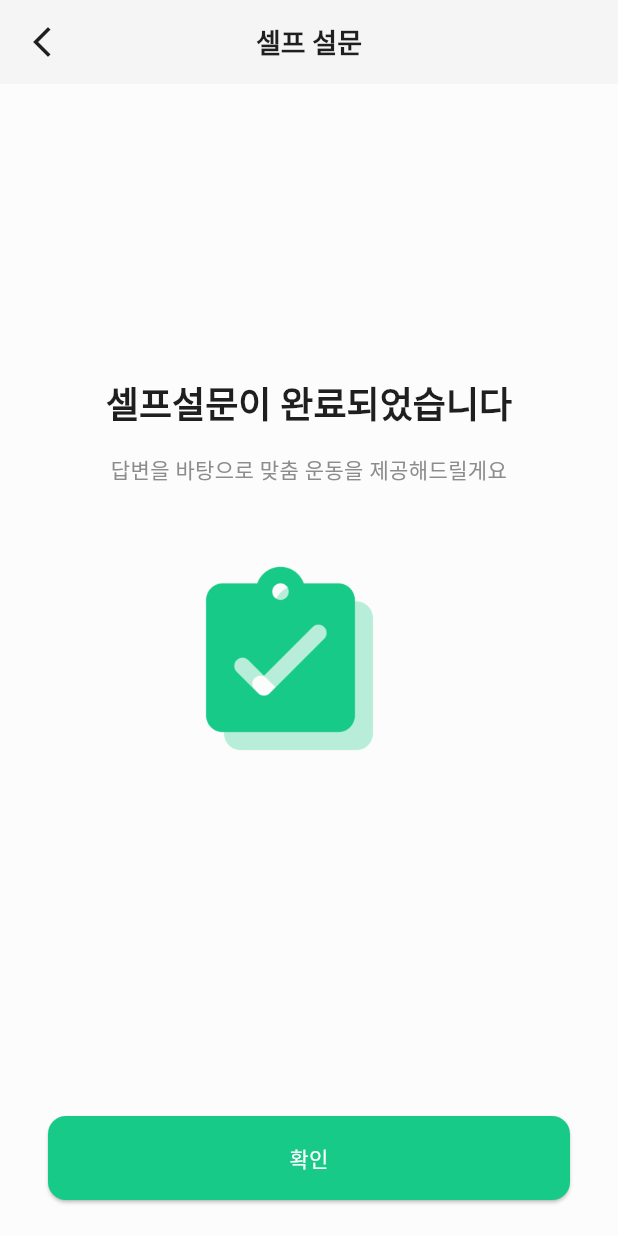
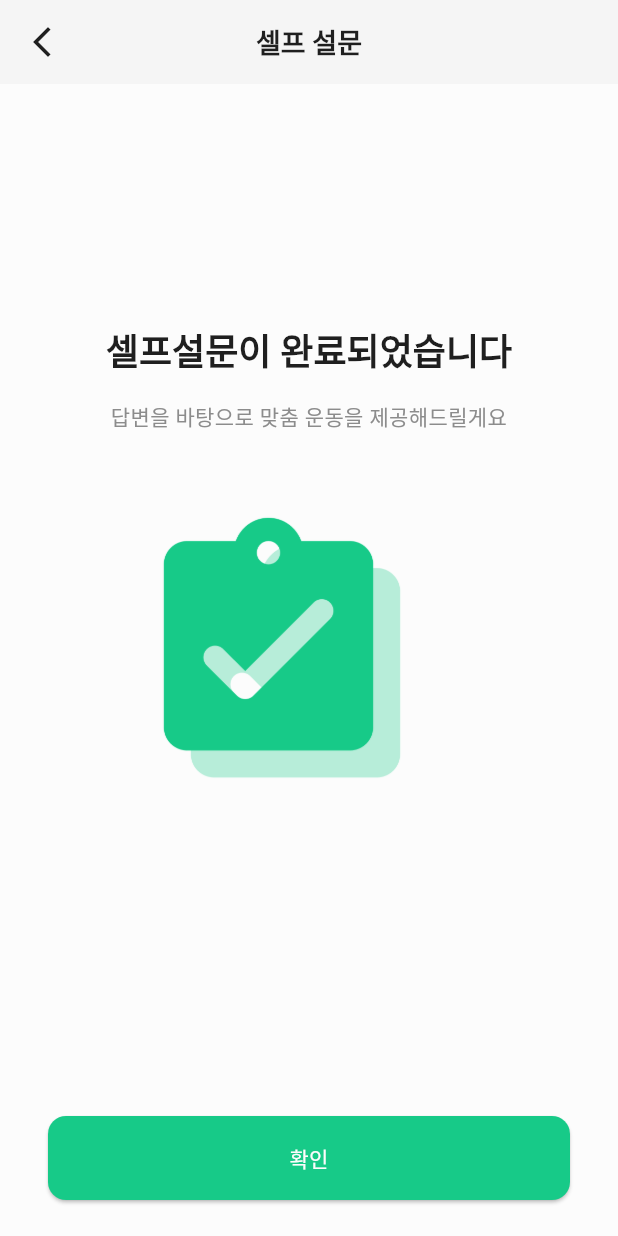
Before and after one commit to MEDILUX-club/DDUDUK, a Flutter app: the SurveyCompletionScreen widget shown alone on an empty page, opened directly, on a phone screen of 412 x 824 dp. Run offline on Flutter 3.47's test engine with Material 3 defaults, Android fonts, the phone set to English and light mode, and no system bars; our stand-ins replace flutter_svg, syncfusion_flutter_sliders; missing offline and left inert: syncfusion_flutter_core; Roboto replaces fonts that are missing (Pretendard).

Commit message:
feat:survey_intro, completion_screen/image_size_늘림

```diff
--- a/lib/screens/survey/survey_completion_screen.dart
+++ b/lib/screens/survey/survey_completion_screen.dart
@@ -41,16 +41,16 @@ class SurveyCompletionScreen extends StatelessWidget {
                     ),
                     const SizedBox(height: AppDimens.space48),
                     SizedBox(
-                      width: 170,
-                      height: 170,
+                      width: 240,
+                      height: 240,
                       child: Stack(
                         children: const [
                           Positioned(
-                            right: 26,
-                            bottom: 26,
+                            right: 36,
+                            bottom: 36,
                             child: Image(
-                              width: 132,
-                              height: 132,
+                              width: 186,
+                              height: 186,
                               image: AssetImage(
                                 'assets/images/img_bg_assignment_turned_in.png',
                               ),
@@ -60,8 +60,8 @@ class SurveyCompletionScreen extends StatelessWidget {
                             left: 0,
                             top: 0,
                             child: Image(
-                              width: 132,
-                              height: 132,
+                              width: 186,
+                              height: 186,
                               image: AssetImage(
                                 'assets/images/img_fg_assignment_turned_in.png',
                               ),
```
Also changed, not shown: lib/screens/survey/survey_intro_screen.dart (+8 -8 lines).
